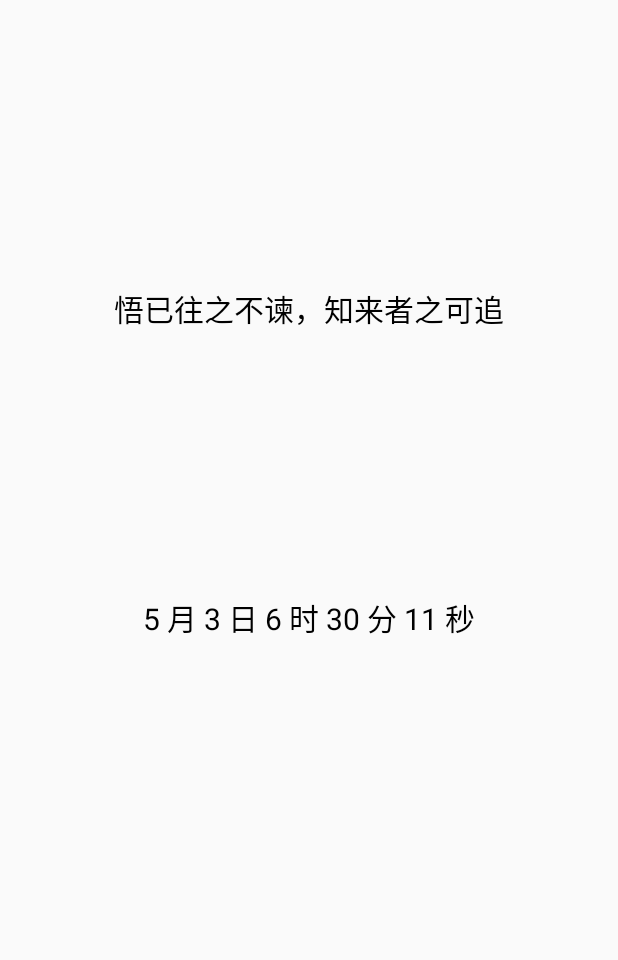
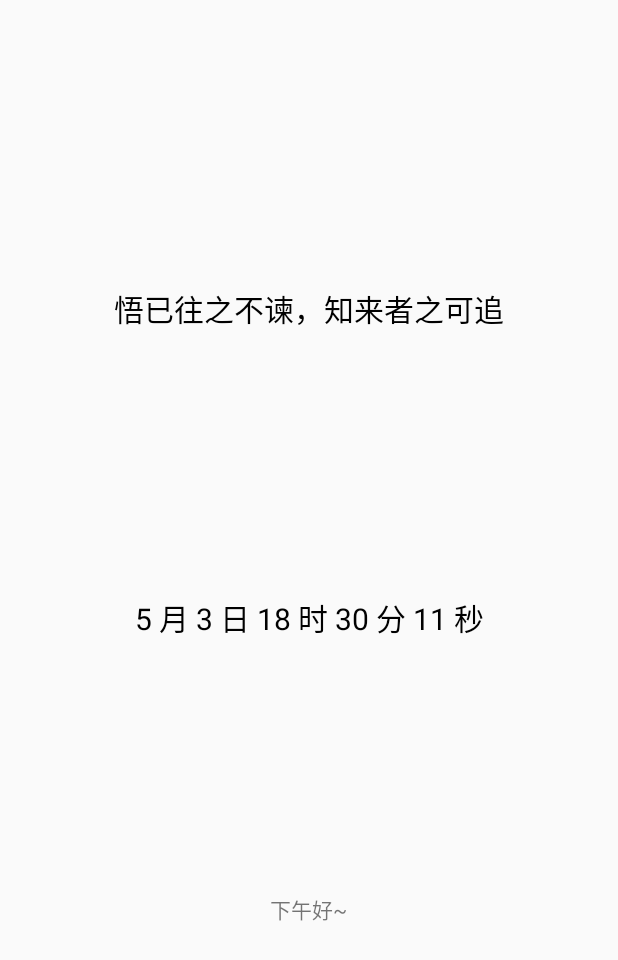
Before and after one commit to Mr-than/mid-term, an Android app: the fragment SFragment placed in its activity, on a phone screen of 412 x 824 dp. Shown: the top 960 px of the screen. Run offline under Robolectric (Android 15) with nearby library versions, the phone set to English and light mode, and no system bars.

Commit message:
修改了一下首页的ui，时间不够构思首页了，先将就着

```diff
--- a/RedRockMTerm/app/src/main/java/com/example/redrockmterm/customview/ScrollerDownView.kt
+++ b/RedRockMTerm/app/src/main/java/com/example/redrockmterm/customview/ScrollerDownView.kt
@@ -143,9 +143,7 @@ class ScrollerDownView : ViewGroup {
 
                 moveY = event.rawY
 
-
                 var scrollerY:Float= lastY - moveY
-
 
                 if(scrollY<refreshY-100){
                     scrollerY=0F
--- a/RedRockMTerm/app/src/main/java/com/example/redrockmterm/ui/homefragment/SFragment.kt
+++ b/RedRockMTerm/app/src/main/java/com/example/redrockmterm/ui/homefragment/SFragment.kt
@@ -36,12 +36,30 @@ class SFragment: Fragment() {
                 calendars.timeZone = TimeZone.getTimeZone("GMT+8:00")
                 val month: String = (calendars.get(Calendar.MONTH) + 1).toString()
                 val day: String = calendars.get(Calendar.DATE).toString()
-                val h: String = calendars.get(Calendar.HOUR).toString()
+                val i=calendars.get(Calendar.AM_PM)
+                var h: String = calendars.get(Calendar.HOUR).toString()
                 val m:String=calendars.get(Calendar.MINUTE).toString()
                 val s: String = calendars.get(Calendar.SECOND).toString()
 
+
+                if(i==1){
+                    var temp=h.toInt()
+                    temp+=12
+                    h=temp.toString()
+                }
+
                 requireActivity().runOnUiThread {
                     binding.n.text="$month 月 $day 日 $h 时 $m 分 $s 秒"
+                    if(h.toInt() in 0..6){
+                        binding.p.text="夜不能寐时，寒星相照"
+                    }else if(h.toInt() in 6..12){
+                        binding.p.text="早上好~"
+                    }else if(h.toInt() in 12..18){
+                        binding.p.text="下午好~"
+                    }else if(h.toInt() in 18..23){
+                        binding.p.text="该睡觉了~"
+                    }
+
                 }
 
             }
--- a/RedRockMTerm/app/src/main/res/layout/fragment_s.xml
+++ b/RedRockMTerm/app/src/main/res/layout/fragment_s.xml
@@ -31,4 +31,16 @@
         android:layout_height="match_parent"/>
 
 
+    <TextView
+        android:id="@+id/p"
+        android:layout_width="wrap_content"
+        android:layout_height="wrap_content"
+        app:layout_constraintBottom_toBottomOf="parent"
+        app:layout_constraintEnd_toEndOf="parent"
+        app:layout_constraintHorizontal_bias="0.498"
+        app:layout_constraintStart_toStartOf="parent"
+        app:layout_constraintTop_toTopOf="parent"
+        app:layout_constraintVertical_bias="0.742" />
+
+
 </androidx.constraintlayout.widget.ConstraintLayout>
```
